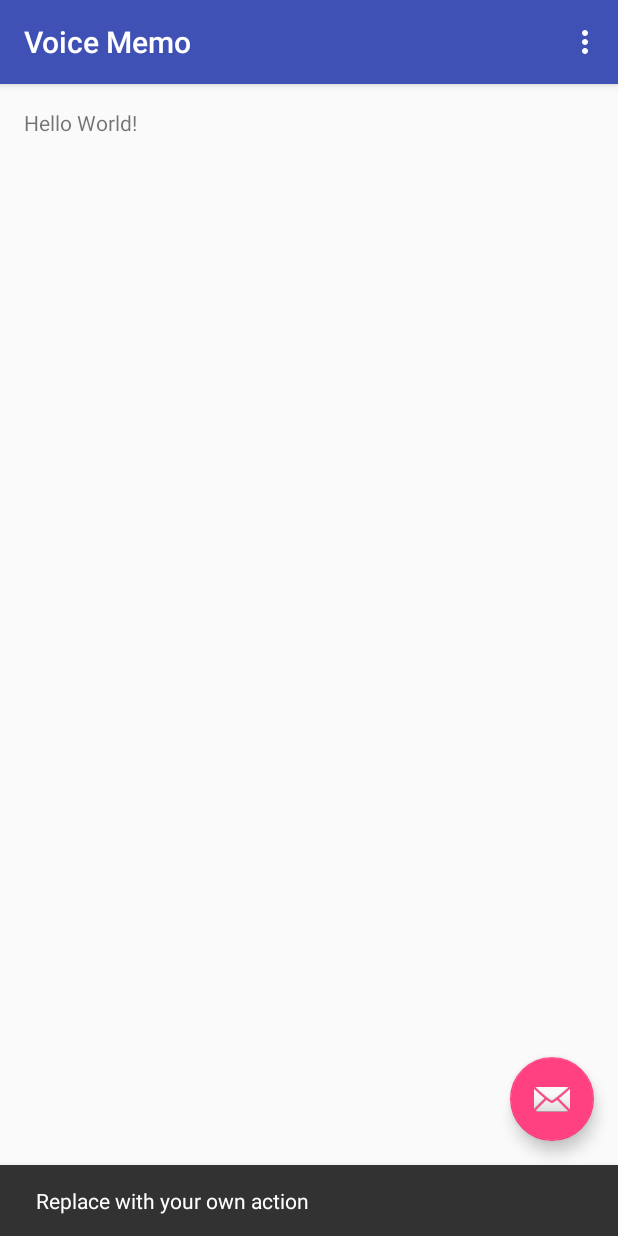
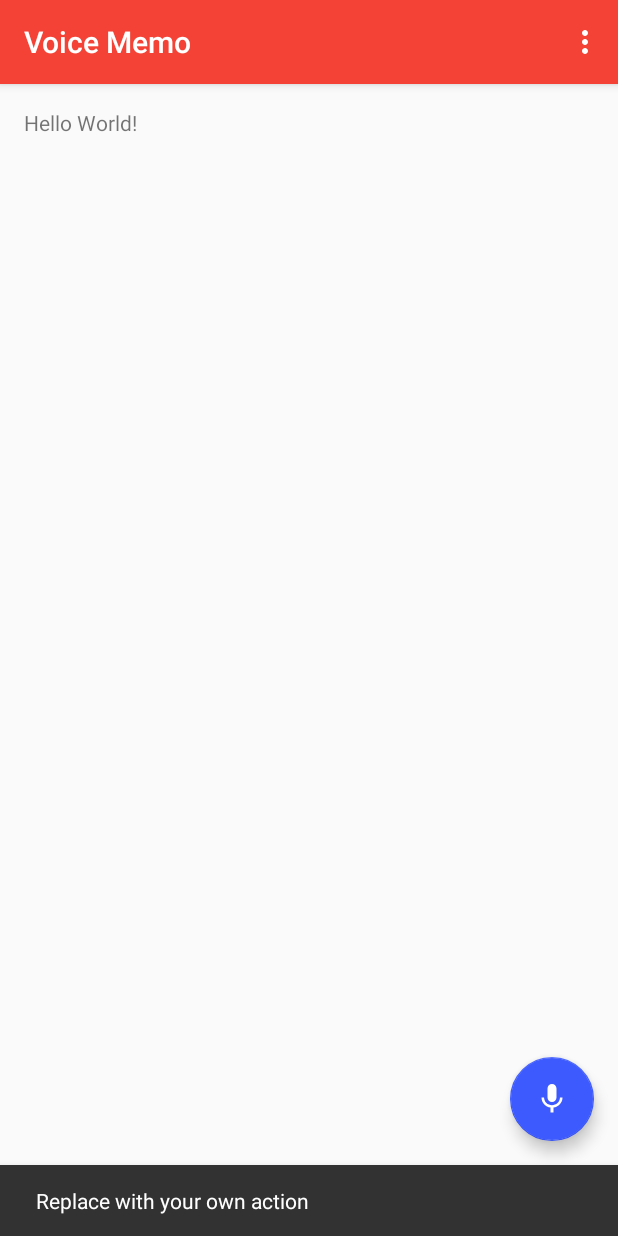
Before and after one commit to GoodEnoughSoftware/voice-memo-android, an Android app: the screen it shows after launch (MainActivity), after a tap on an icon or button, on a phone screen of 412 x 824 dp. Run offline under Robolectric (Android 15) with nearby library versions, the phone set to English and light mode, and no system bars.

Commit message:
Updated color scheme

```diff
--- a/app/build.gradle
+++ b/app/build.gradle
@@ -24,4 +24,5 @@ dependencies {
     testCompile 'junit:junit:4.12'
     compile 'com.android.support:appcompat-v7:24.0.0'
     compile 'com.android.support:design:24.0.0'
+    compile 'com.afollestad.material-dialogs:core:0.8.6.2'
 }
--- /dev/null
+++ b/app/src/main/res/drawable/microphone_white.xml
@@ -0,0 +1,15 @@
+<?xml version="1.0" encoding="utf-8"?>
+<vector xmlns:android="http://schemas.android.com/apk/res/android"
+    android:width="24dp"
+    android:height="24dp"
+    android:viewportWidth="24"
+    android:viewportHeight="24">
+
+    <path
+        android:fillColor="#ffffff"
+        android:pathData="M12 14c1.66 0 2.99-1.34 2.99-3L15 5c0-1.66-1.34-3-3-3S9 3.34 9 5v6c0 1.66 1.34 3
+3 3zm5.3-3c0 3-2.54 5.1-5.3 5.1S6.7 14 6.7 11H5c0 3.41 2.72 6.23 6
+6.72V21h2v-3.28c3.28-.48 6-3.3 6-6.72h-1.7z" />
+    <path
+        android:pathData="M0 0h24v24H0z" />
+</vector>
--- a/app/src/main/res/layout/activity_main.xml
+++ b/app/src/main/res/layout/activity_main.xml
@@ -29,6 +29,6 @@
         android:layout_height="wrap_content"
         android:layout_gravity="bottom|end"
         android:layout_margin="@dimen/fab_margin"
-        android:src="@android:drawable/ic_dialog_email" />
+        android:src="@drawable/microphone_white" />
 
 </android.support.design.widget.CoordinatorLayout>
--- /dev/null
+++ b/app/src/main/res/layout/dialog_about.xml
@@ -0,0 +1,6 @@
+<?xml version="1.0" encoding="utf-8"?>
+<LinearLayout xmlns:android="http://schemas.android.com/apk/res/android"
+    android:orientation="vertical" android:layout_width="match_parent"
+    android:layout_height="match_parent">
+
+</LinearLayout>
--- a/app/src/main/res/values/colors.xml
+++ b/app/src/main/res/values/colors.xml
@@ -1,6 +1,6 @@
 <?xml version="1.0" encoding="utf-8"?>
 <resources>
-    <color name="colorPrimary">#3F51B5</color>
-    <color name="colorPrimaryDark">#303F9F</color>
-    <color name="colorAccent">#FF4081</color>
+    <color name="colorPrimary">#F44336</color>
+    <color name="colorPrimaryDark">#D32F2F</color>
+    <color name="colorAccent">#3D5AFE</color>
 </resources>
```
